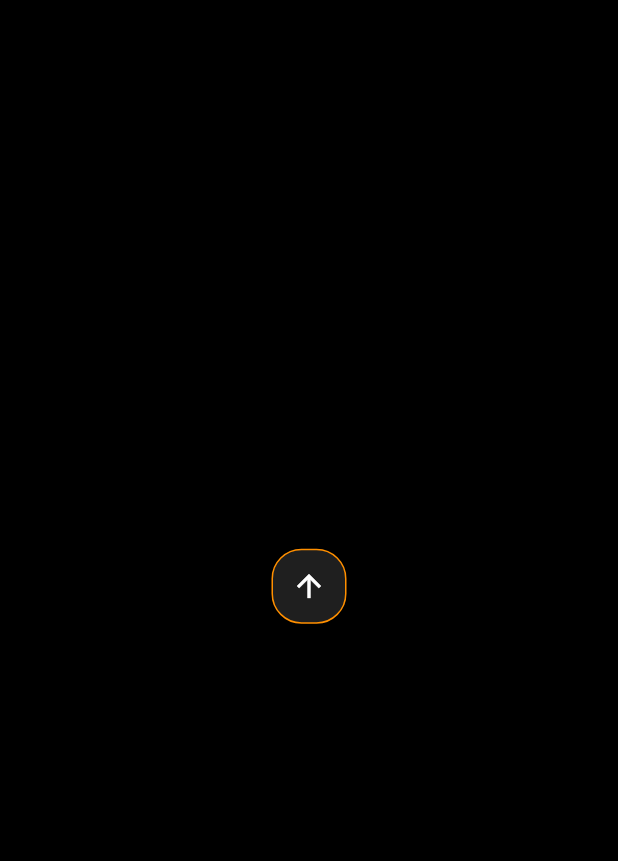
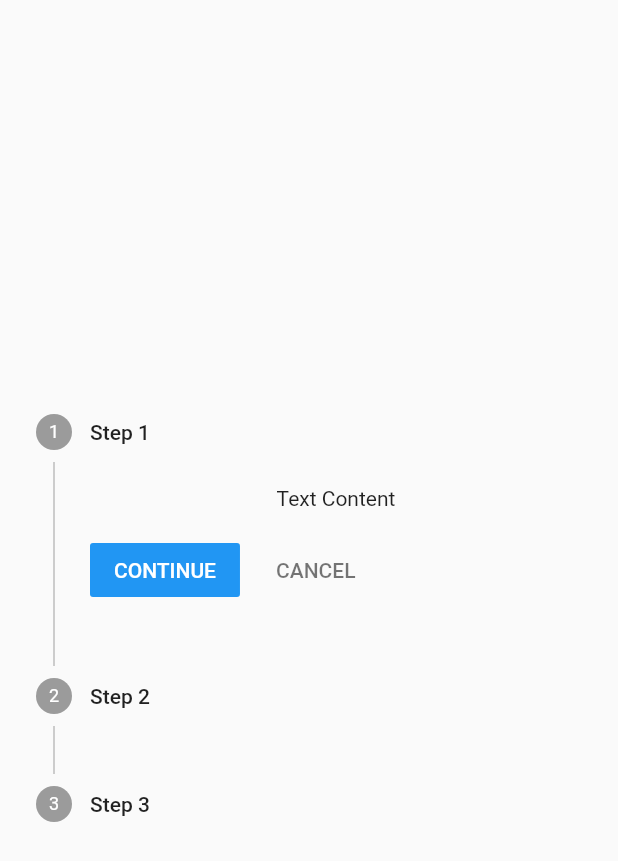
Before and after one commit to jamesrhyspotter/Flutter-Research-and-Development, a Flutter app: the screen it shows after launch, on a phone screen of 412 x 824 dp. Shown: the top 861 px of the screen. Run offline on Flutter 3.47's test engine with Material 2 defaults, Android fonts, the phone set to English and light mode, and no system bars; our stand-ins replace circular_countdown_timer, flutter_svg.

Commit message:
Added Stepper List

```diff
--- /dev/null
+++ b/lib/components/stepper_list.dart
@@ -0,0 +1,54 @@
+import 'package:flutter/material.dart';
+
+class StepperList extends StatefulWidget {
+  @override
+  _StepperListState createState() => _StepperListState();
+}
+
+class _StepperListState extends State<StepperList> {
+  int _currentStep = 0;
+
+  @override
+  Widget build(BuildContext context) {
+    return Scaffold(
+      body: Center(
+        child: Stepper(
+          steps: const [
+            Step(
+              title: Text('Step 1'),
+              content: Text('Text Content'),
+            ),
+            Step(
+              title: Text('Step 2'),
+              content: Text('Text Content'),
+            ),
+            Step(
+              title: Text('Step 3'),
+              content: Text('Text Content'),
+            ),
+          ],
+        onStepTapped: (int newIndex){
+            setState(() {
+              _currentStep = newIndex;
+            });
+        },
+          currentStep: _currentStep,
+          onStepContinue: (){
+            if(_currentStep != 2){
+              setState(() {
+                _currentStep += 1;
+              });
+            }
+          },
+          onStepCancel: (){
+            if(_currentStep != 0){
+              setState(() {
+                _currentStep -= 1;
+              });
+            }
+          },
+        ),
+      ),
+    );
+  }
+}
--- a/lib/main.dart
+++ b/lib/main.dart
@@ -3,6 +3,8 @@ import 'dart:math';
 import 'package:flutter/cupertino.dart';
 import 'package:flutter/material.dart';
 import 'components/animated_container.dart';
+import 'components/countdown_timer.dart';
+import 'components/stepper_list.dart';
 import 'components/vertical_dot.dart';
 
 
@@ -21,7 +23,7 @@ class MyApp extends StatelessWidget {
         visualDensity: VisualDensity.adaptivePlatformDensity,
       ),
       debugShowCheckedModeBanner: false,
-      home: VerticalDotTraceAnimation(),
+      home: StepperList(),
     );
   }
 }
--- a/pubspec.yaml
+++ b/pubspec.yaml
@@ -36,6 +36,7 @@ dependencies:
   cupertino_icons: ^1.0.2
   flutter_svg: ^0.23.0+1
   modal_bottom_sheet: ^2.0.0
+  circular_countdown_timer: ^0.2.0
 
 dev_dependencies:
   flutter_test:
```
Also changed, not shown: lib/components/countdown_timer.dart (added, +156 -0 lines), pubspec.lock.
